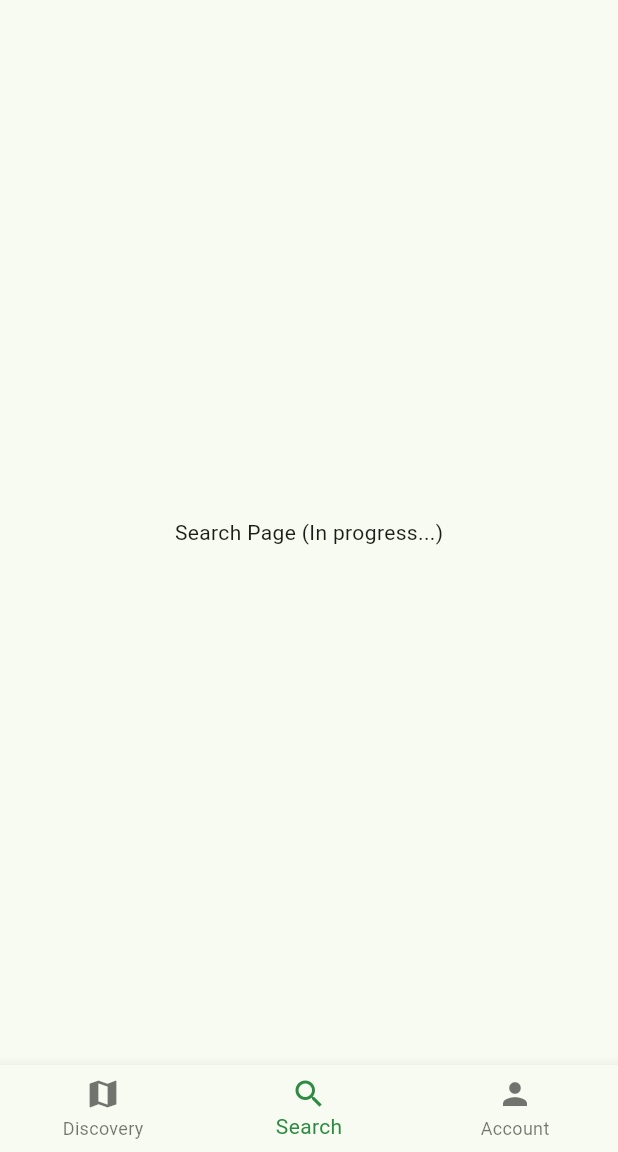
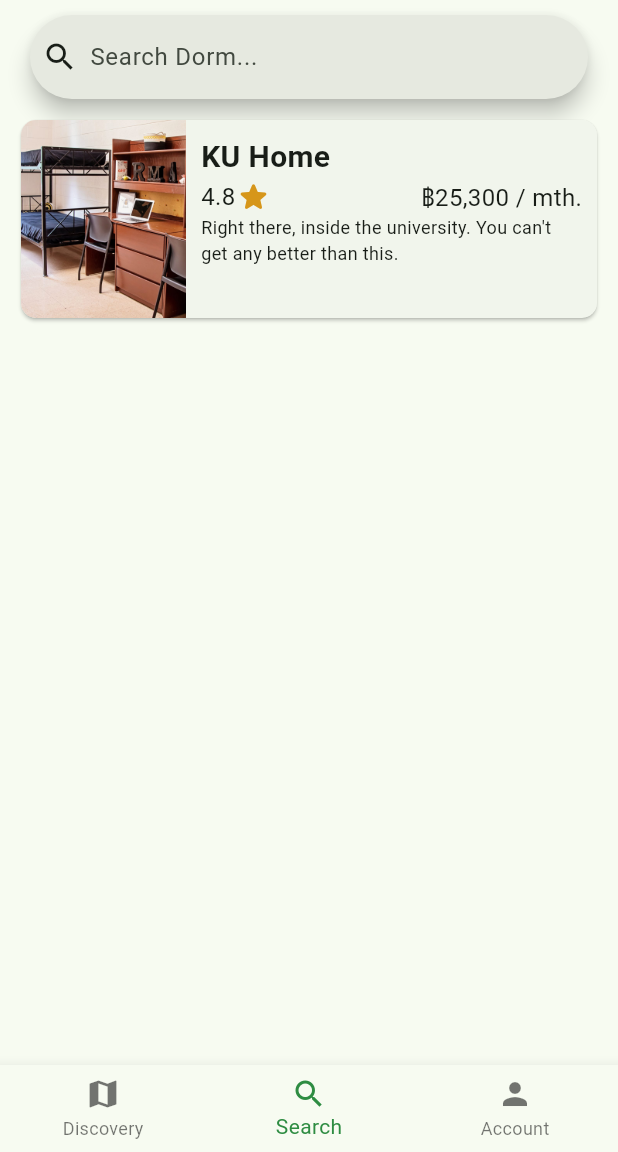
Before and after one commit to hddifent/cs342-project, a Flutter app: the MainMask screen opened directly, item 2 of the bottom bar chosen, on a phone screen of 412 x 824 dp, the part 84-1236 px from its top. Run offline on Flutter 3.47's test engine with Material 3 defaults, Android fonts, the phone set to English and light mode, and no system bars.

Commit message:
Modified Search page to add search bar and mockup DormCard.

```diff
--- a/lib/app_pages/page_search.dart
+++ b/lib/app_pages/page_search.dart
@@ -1,3 +1,5 @@
+import "package:cs342_project/models/dorm.dart";
+import "package:cs342_project/widgets/dorm_card.dart";
 import "package:flutter/material.dart";
 
 class SearchPage extends StatelessWidget {
@@ -5,6 +7,27 @@ class SearchPage extends StatelessWidget {
 
   @override
   Widget build(BuildContext context) {
-    return const Center(child: Text("Search Page (In progress...)"));
+    return Padding(
+      padding: const EdgeInsets.all(10),
+
+      child: Column(
+        mainAxisAlignment: MainAxisAlignment.start,
+        children: <Widget>[
+          Padding(
+            padding: const EdgeInsets.symmetric(horizontal: 10),
+            child: const SearchBar(
+              leading: Icon(Icons.search),
+              hintText: "Search Dorm..."
+            ),
+          ),
+
+          const SizedBox(height: 10),
+
+          const DormCard(
+            dorm: Dorm(dormName: "KU Home", dormDescription: "Right there, inside the university. You can't get any better than this."),
+          )
+        ]
+      ),
+    );
   }
 }
```
